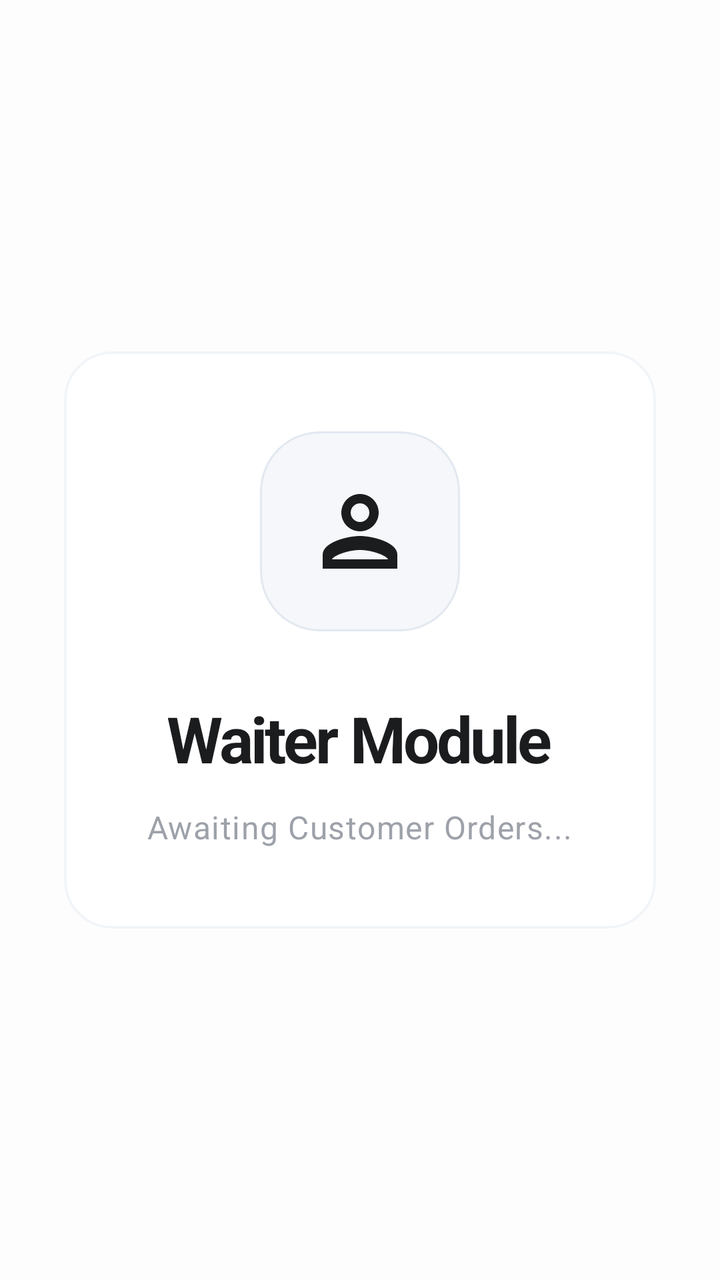
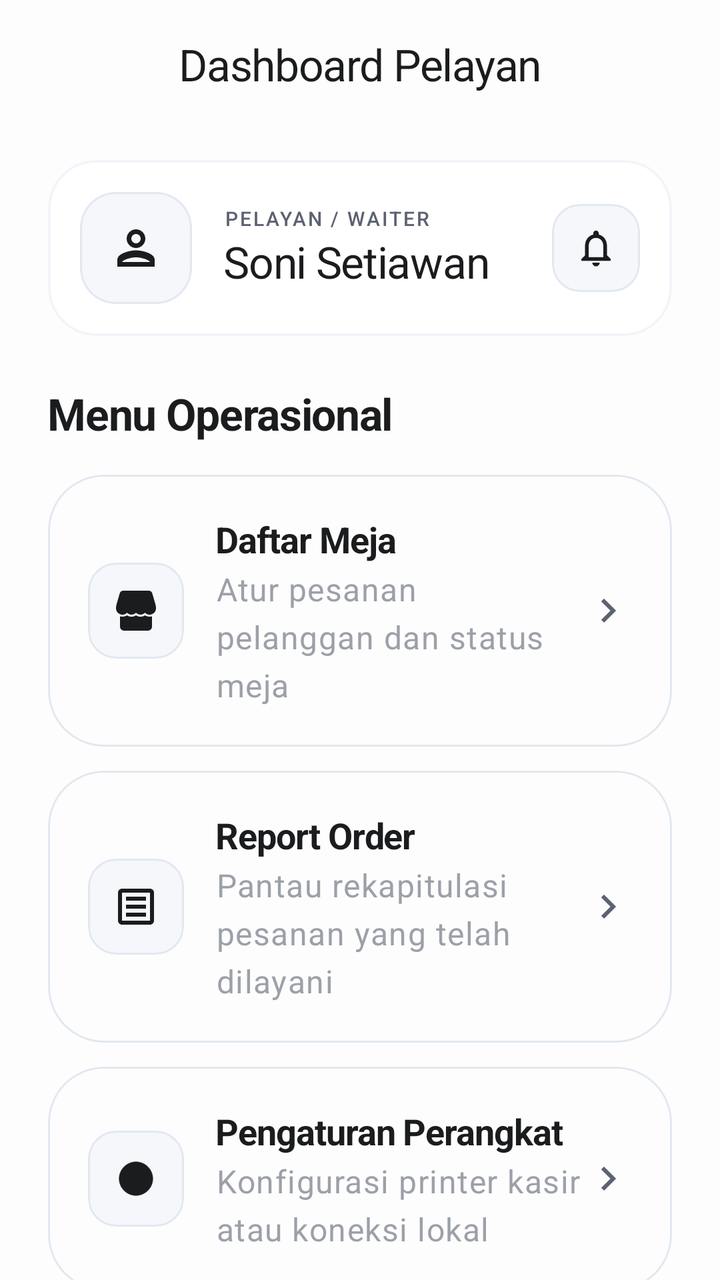

Two renders of the same Android screen: before a commit and after it. Below are the layout's source before the change and the commit's diff.
<!-- AndroidManifest.xml: application theme Theme.KasirAPP -->
<!-- res/layout/activity_dashboard_waiter.xml -->
<?xml version="1.0" encoding="utf-8"?>
<androidx.coordinatorlayout.widget.CoordinatorLayout
    xmlns:android="http://schemas.android.com/apk/res/android"
    xmlns:app="http://schemas.android.com/apk/res-auto"
    android:layout_width="match_parent"
    android:layout_height="match_parent"
    android:background="@color/background">

    <LinearLayout
        android:layout_width="match_parent"
        android:layout_height="wrap_content"
        android:layout_gravity="center"
        android:padding="32dp"
        android:orientation="vertical">

        <com.google.android.material.card.MaterialCardView
            style="@style/Widget.App.Card.Solid"
            android:layout_width="match_parent"
            android:layout_height="wrap_content">

            <LinearLayout
                android:layout_width="match_parent"
                android:layout_height="wrap_content"
                android:orientation="vertical"
                android:padding="40dp"
                android:gravity="center">

                <com.google.android.material.card.MaterialCardView
                    android:layout_width="100dp"
                    android:layout_height="100dp"
                    app:cardCornerRadius="30dp"
                    app:cardElevation="0dp"
                    app:cardBackgroundColor="@color/surface_variant">
                    <ImageView
                        android:layout_width="56dp"
                        android:layout_height="56dp"
                        android:layout_gravity="center"
                        android:src="@drawable/ic_person"
                        app:tint="@color/primary" />
                </com.google.android.material.card.MaterialCardView>

                <TextView
                    style="@style/TextAppearance.App.HeadlineLarge"
                    android:layout_width="wrap_content"
                    android:layout_height="wrap_content"
                    android:layout_marginTop="32dp"
                    android:text="Waiter Module"
                    android:textStyle="bold" />

                <TextView
                    style="@style/TextAppearance.App.BodyLarge"
                    android:layout_width="wrap_content"
                    android:layout_height="wrap_content"
                    android:layout_marginTop="12dp"
                    android:text="Awaiting Customer Orders..."
                    android:alpha="0.6" />

            </LinearLayout>
        </com.google.android.material.card.MaterialCardView>

    </LinearLayout>

</androidx.coordinatorlayout.widget.CoordinatorLayout>
<!-- resources referenced by this layout -->
<resources>
  <color name="background">#FDFDFD</color>
  <color name="primary">#1A1C1E</color>
  <color name="on_surface">#1A1C1E</color>
  <color name="secondary">#5C6270</color>
  <color name="surface">#FFFFFF</color>
  <color name="on_primary">#FFFFFF</color>
  <color name="outline">#E2E8F0</color>
  <color name="error">#DC2626</color>
  <color name="white">#FFFFFF</color>
  <!-- unchanged entries left out for length: 21 -->
</resources>

<!-- the commit's change to res/layout/activity_dashboard_waiter.xml (unified diff, before → after) -->
@@ -2,62 +2,299 @@
 <androidx.coordinatorlayout.widget.CoordinatorLayout
     xmlns:android="http://schemas.android.com/apk/res/android"
     xmlns:app="http://schemas.android.com/apk/res-auto"
+    android:id="@+id/main"
     android:layout_width="match_parent"
     android:layout_height="match_parent"
     android:background="@color/background">
 
-    <LinearLayout
+    
+    <com.google.android.material.appbar.AppBarLayout
         android:layout_width="match_parent"
         android:layout_height="wrap_content"
-        android:layout_gravity="center"
-        android:padding="32dp"
-        android:orientation="vertical">
-
-        <com.google.android.material.card.MaterialCardView
-            style="@style/Widget.App.Card.Solid"
+        android:background="@android:color/transparent"
+        android:fitsSystemWindows="true"
+        app:elevation="0dp">
+
+        <com.google.android.material.appbar.MaterialToolbar
+            android:id="@+id/toolbar"
             android:layout_width="match_parent"
-            android:layout_height="wrap_content">
-
-            <LinearLayout
-                android:layout_width="match_parent"
-                android:layout_height="wrap_content"
-                android:orientation="vertical"
-                android:padding="40dp"
-                android:gravity="center">
-
-                <com.google.android.material.card.MaterialCardView
-                    android:layout_width="100dp"
-                    android:layout_height="100dp"
-                    app:cardCornerRadius="30dp"
-                    app:cardElevation="0dp"
-                    app:cardBackgroundColor="@color/surface_variant">
-                    <ImageView
+            android:layout_height="?attr/actionBarSize"
+            app:title="Dashboard Pelayan"
+            app:titleCentered="true"
+            app:titleTextColor="@color/primary"
+            app:titleTextAppearance="@style/TextAppearance.App.TitleLarge"
+            android:background="@android:color/transparent"/>
+
+    </com.google.android.material.appbar.AppBarLayout>
+
+    <androidx.core.widget.NestedScrollView
+        android:layout_width="match_parent"
+        android:layout_height="match_parent"
+        android:clipToPadding="false"
+        android:paddingBottom="40dp"
+        app:layout_behavior="@string/appbar_scrolling_view_behavior">
+
+        <LinearLayout
+            android:layout_width="match_parent"
+            android:layout_height="wrap_content"
+            android:orientation="vertical"
+            android:paddingHorizontal="24dp"
+            android:paddingTop="16dp">
+
+            
+            <com.google.android.material.card.MaterialCardView
+                android:id="@+id/cardHeaderProfile"
+                style="@style/Widget.App.Card.Solid"
+                android:layout_width="match_parent"
+                android:layout_height="wrap_content"
+                android:layout_marginBottom="24dp">
+
+                <LinearLayout
+                    android:layout_width="match_parent"
+                    android:layout_height="wrap_content"
+                    android:orientation="horizontal"
+                    android:gravity="center_vertical"
+                    android:padding="16dp">
+
+                    <com.google.android.material.card.MaterialCardView
                         android:layout_width="56dp"
                         android:layout_height="56dp"
-                        android:layout_gravity="center"
-                        android:src="@drawable/ic_person"
-                        app:tint="@color/primary" />
-                </com.google.android.material.card.MaterialCardView>
-
-                <TextView
-                    style="@style/TextAppearance.App.HeadlineLarge"
-                    android:layout_width="wrap_content"
+                        app:cardCornerRadius="18dp"
+                        app:cardElevation="0dp"
+                        app:cardBackgroundColor="@color/surface_variant">
+                        <ImageView
+                            android:id="@+id/imgAvatar"
+                            android:layout_width="match_parent"
+                            android:layout_height="match_parent"
+                            android:src="@drawable/ic_person"
+                            android:padding="14dp"
+                            app:tint="@color/primary"/>
+                    </com.google.android.material.card.MaterialCardView>
+
+                    <LinearLayout
+                        android:layout_width="0dp"
+                        android:layout_height="wrap_content"
+                        android:layout_weight="1"
+                        android:layout_marginStart="16dp"
+                        android:orientation="vertical">
+                        <TextView
+                            android:id="@+id/tvRole"
+                            style="@style/TextAppearance.App.LabelLarge"
+                            android:layout_width="wrap_content"
+                            android:layout_height="wrap_content"
+                            android:text="PELAYAN / WAITER"
+                            android:textColor="@color/secondary"
+                            android:textAllCaps="true"
+                            android:textSize="10sp"
+                            android:letterSpacing="0.1" />
+                        <TextView
+                            android:id="@+id/tvWaiterName"
+                            style="@style/TextAppearance.App.TitleLarge"
+                            android:layout_width="wrap_content"
+                            android:layout_height="wrap_content"
+                            android:text="Soni Setiawan"
+                            android:textColor="@color/primary" />
+                    </LinearLayout>
+
+                    <com.google.android.material.card.MaterialCardView
+                        android:layout_width="44dp"
+                        android:layout_height="44dp"
+                        app:cardCornerRadius="14dp"
+                        app:cardElevation="0dp"
+                        app:cardBackgroundColor="@color/surface_variant">
+                        <ImageView
+                            android:layout_width="22dp"
+                            android:layout_height="22dp"
+                            android:layout_gravity="center"
+                            android:src="@drawable/ic_notification"
+                            app:tint="@color/primary"/>
+                    </com.google.android.material.card.MaterialCardView>
+
+                </LinearLayout>
+            </com.google.android.material.card.MaterialCardView>
+
+            
+            <TextView
+                style="@style/TextAppearance.App.TitleLarge"
+                android:layout_width="wrap_content"
+                android:layout_height="wrap_content"
+                android:text="Menu Operasional"
+                android:textColor="@color/primary"
+                android:textStyle="bold"
+                android:layout_marginBottom="16dp" />
+
+            
+            <com.google.android.material.card.MaterialCardView
+                android:id="@+id/cardDaftarMeja"
+                style="@style/Widget.App.Card"
+                android:layout_width="match_parent"
+                android:layout_height="wrap_content"
+                android:layout_marginBottom="12dp">
+                <LinearLayout
+                    android:layout_width="match_parent"
                     android:layout_height="wrap_content"
-                    android:layout_marginTop="32dp"
-                    android:text="Waiter Module"
-                    android:textStyle="bold" />
-
-                <TextView
-                    style="@style/TextAppearance.App.BodyLarge"
-                    android:layout_width="wrap_content"
+                    android:padding="20dp"
+                    android:gravity="center_vertical">
+                    <com.google.android.material.card.MaterialCardView
+                        android:layout_width="48dp"
+                        android:layout_height="48dp"
+                        app:cardCornerRadius="14dp"
+                        app:cardElevation="0dp"
+                        app:cardBackgroundColor="@color/surface_variant">
+                        <ImageView
+                            android:layout_width="24dp"
+                            android:layout_height="24dp"
+                            android:layout_gravity="center"
+                            android:src="@drawable/ic_store"
+                            app:tint="@color/primary"/>
+                    </com.google.android.material.card.MaterialCardView>
+                    <LinearLayout
+                        android:layout_width="0dp"
+                        android:layout_height="wrap_content"
+                        android:layout_weight="1"
+                        android:layout_marginStart="16dp"
+                        android:orientation="vertical">
+                        <TextView
+                            style="@style/TextAppearance.App.TitleLarge"
+                            android:layout_width="wrap_content"
+                            android:layout_height="wrap_content"
+                            android:text="Daftar Meja"
+                            android:textSize="18sp"
+                            android:textStyle="bold" />
+                        <TextView
+                            style="@style/TextAppearance.App.BodyLarge"
+                            android:layout_width="wrap_content"
+                            android:layout_height="wrap_content"
+                            android:text="Atur pesanan pelanggan dan status meja"
+                            android:alpha="0.6"
+                            android:layout_marginTop="2dp" />
+                    </LinearLayout>
+                    <ImageView
+                        android:layout_width="24dp"
+                        android:layout_height="24dp"
+                        android:src="@drawable/ic_chevron_right"
+                        app:tint="@color/secondary" />
+                </LinearLayout>
+            </com.google.android.material.card.MaterialCardView>
+
+            
+            <com.google.android.material.card.MaterialCardView
+                android:id="@+id/cardReportOrder"
+                style="@style/Widget.App.Card"
+                android:layout_width="match_parent"
+                android:layout_height="wrap_content"
+                android:layout_marginBottom="12dp">
+                <LinearLayout
+                    android:layout_width="match_parent"
                     android:layout_height="wrap_content"
-                    android:layout_marginTop="12dp"
-                    android:text="Awaiting Customer Orders..."
-                    android:alpha="0.6" />
-
-            </LinearLayout>
-        </com.google.android.material.card.MaterialCardView>
-
-    </LinearLayout>
+                    android:padding="20dp"
+                    android:gravity="center_vertical">
+                    <com.google.android.material.card.MaterialCardView
+                        android:layout_width="48dp"
+                        android:layout_height="48dp"
+                        app:cardCornerRadius="14dp"
+                        app:cardElevation="0dp"
+                        app:cardBackgroundColor="@color/surface_variant">
+                        <ImageView
+                            android:layout_width="24dp"
+                            android:layout_height="24dp"
+                            android:layout_gravity="center"
+                            android:src="@drawable/ic_transaction"
+                            app:tint="@color/primary"/>
+                    </com.google.android.material.card.MaterialCardView>
+                    <LinearLayout
+                        android:layout_width="0dp"
+                        android:layout_height="wrap_content"
+                        android:layout_weight="1"
+                        android:layout_marginStart="16dp"
+                        android:orientation="vertical">
+                        <TextView
+                            style="@style/TextAppearance.App.TitleLarge"
+                            android:layout_width="wrap_content"
+                            android:layout_height="wrap_content"
+                            android:text="Report Order"
+                            android:textSize="18sp"
+                            android:textStyle="bold" />
+                        <TextView
+                            style="@style/TextAppearance.App.BodyLarge"
+                            android:layout_width="wrap_content"
+                            android:layout_height="wrap_content"
+                            android:text="Pantau rekapitulasi pesanan yang telah dilayani"
+                            android:alpha="0.6"
+                            android:layout_marginTop="2dp" />
+                    </LinearLayout>
+                    <ImageView
+                        android:layout_width="24dp"
+                        android:layout_height="24dp"
+                        android:src="@drawable/ic_chevron_right"
+                        app:tint="@color/secondary" />
+                </LinearLayout>
+            </com.google.android.material.card.MaterialCardView>
+
+            
+            <com.google.android.material.card.MaterialCardView
+                android:id="@+id/cardPengaturanPerangkat"
+                style="@style/Widget.App.Card"
+                android:layout_width="match_parent"
+                android:layout_height="wrap_content"
+                android:layout_marginBottom="12dp">
+                <LinearLayout
+                    android:layout_width="match_parent"
+                    android:layout_height="wrap_content"
+                    android:padding="20dp"
+                    android:gravity="center_vertical">
+                    <com.google.android.material.card.MaterialCardView
+                        android:layout_width="48dp"
+                        android:layout_height="48dp"
+                        app:cardCornerRadius="14dp"
+                        app:cardElevation="0dp"
+                        app:cardBackgroundColor="@color/surface_variant">
+                        <ImageView
+                            android:layout_width="24dp"
+                            android:layout_height="24dp"
+                            android:layout_gravity="center"
+                            android:src="@drawable/ic_app_logo"
+                            app:tint="@color/primary"/>
+                    </com.google.android.material.card.MaterialCardView>
+                    <LinearLayout
+                        android:layout_width="0dp"
+                        android:layout_height="wrap_content"
+                        android:layout_weight="1"
+                        android:layout_marginStart="16dp"
+                        android:orientation="vertical">
+                        <TextView
+                            style="@style/TextAppearance.App.TitleLarge"
+                            android:layout_width="wrap_content"
+                            android:layout_height="wrap_content"
+                            android:text="Pengaturan Perangkat"
+                            android:textSize="18sp"
+                            android:textStyle="bold" />
+                        <TextView
+                            style="@style/TextAppearance.App.BodyLarge"
+                            android:layout_width="wrap_content"
+                            android:layout_height="wrap_content"
+                            android:text="Konfigurasi printer kasir atau koneksi lokal"
+                            android:alpha="0.6"
+                            android:layout_marginTop="2dp" />
+                    </LinearLayout>
+                    <ImageView
+                        android:layout_width="24dp"
+                        android:layout_height="24dp"
+                        android:src="@drawable/ic_chevron_right"
+                        app:tint="@color/secondary" />
+                </LinearLayout>
+            </com.google.android.material.card.MaterialCardView>
+
+            
+            <com.google.android.material.button.MaterialButton
+                android:id="@+id/btnLogout"
+                style="@style/Widget.App.Button.Danger"
+                android:layout_width="match_parent"
+                android:layout_height="64dp"
+                android:layout_marginTop="32dp"
+                android:text="@string/terminate_link" />
+
+        </LinearLayout>
+    </androidx.core.widget.NestedScrollView>
 
 </androidx.coordinatorlayout.widget.CoordinatorLayout>
<!-- resource entries referenced after the edit -->
@@ -4,6 +4,88 @@
   <color name="primary">#1A1C1E</color>
   <color name="on_surface">#1A1C1E</color>
   <color name="secondary">#5C6270</color>
+  <!-- drawable ic_app_logo (drawable) -->
+  <vector xmlns:android="http://schemas.android.com/apk/res/android"
+      android:width="120dp"
+      android:height="120dp"
+      android:viewportWidth="100"
+      android:viewportHeight="100">
+  
+      
+      <path
+          android:pathData="M50,15 A35,35 0 1,1 49.9,15 Z"
+          android:strokeWidth="1"
+          android:strokeColor="@color/primary_container"
+          android:fillColor="@color/primary_container"
+          android:alpha="0.3"/>
+  
+      <path
+          android:pathData="M50,25 A25,25 0 1,1 49.9,25 Z"
+          android:strokeWidth="2"
+          android:strokeColor="@color/primary"
+          android:fillColor="@android:color/transparent"
+          android:alpha="0.6"/>
+  
+      <path
+          android:pathData="M50,40 A10,10 0 1,1 49.9,40 Z"
+          android:fillColor="@color/primary"/>
+  
+      
+      <path
+          android:pathData="M30,50 L20,50"
+          android:strokeWidth="3"
+          android:strokeColor="@color/primary"
+          android:strokeLineCap="round"/>
+  
+      <path
+          android:pathData="M80,50 L70,50"
+          android:strokeWidth="3"
+          android:strokeColor="@color/primary"
+          android:strokeLineCap="round"/>
+  
+  </vector>
+  <!-- drawable ic_chevron_right (drawable) -->
+  <vector xmlns:android="http://schemas.android.com/apk/res/android"
+      android:width="24dp"
+      android:height="24dp"
+      android:viewportWidth="24"
+      android:viewportHeight="24">
+      <path
+          android:fillColor="@color/on_surface"
+          android:pathData="M10,6L8.59,7.41 13.17,12l-4.58,4.59L10,18l6,-6 -6,-6z"/>
+  </vector>
+  <!-- drawable ic_notification (drawable) -->
+  <vector xmlns:android="http://schemas.android.com/apk/res/android"
+      android:width="24dp"
+      android:height="24dp"
+      android:viewportWidth="24"
+      android:viewportHeight="24">
+      <path
+          android:fillColor="@color/on_surface"
+          android:pathData="M12,22c1.1,0 2,-0.9 2,-2h-4c0,1.1 0.9,2 2,2zM18,16v-5c0,-3.07 -1.63,-5.64 -4.5,-6.32L13.5,4c0,-0.83 -0.67,-1.5 -1.5,-1.5s-1.5,0.67 -1.5,1.5v0.68C7.64,5.36 6,7.92 6,11v5l-2,2v1h16v-1l-2,-2zM16,17L8,17v-6c0,-2.48 1.51,-4.5 4,-4.5s4,2.02 4,4.5v6z"/>
+  </vector>
+  <!-- drawable ic_store (drawable) -->
+  <vector xmlns:android="http://schemas.android.com/apk/res/android" android:height="30dp" android:viewportHeight="24" android:viewportWidth="24" android:width="30dp">
+        
+      <path android:fillColor="#231f20" android:pathData="M20,14.81V20a2,2 0,0 1,-2 2H6a2,2 0,0 1,-2 -2V14.81A4.25,4.25 0,0 0,5.25 15a4.3,4.3 0,0 0,2.25 -0.64,4.28 4.28,0 0,0 4.5,0 4.28,4.28 0,0 0,4.5 0,4.3 4.3,0 0,0 2.25,0.64A4.25,4.25 0,0 0,20 14.81ZM21.76,9 L20.17,3.45A2,2 0,0 0,18.25 2H5.75A2,2 0,0 0,3.83 3.45L2.24,9A6.48,6.48 0,0 0,2 10.75a3.25,3.25 0,0 0,5.5 2.34,3.24 3.24,0 0,0 4.5,0 3.24,3.24 0,0 0,4.5 0A3.25,3.25 0,0 0,22 10.75,6.48 6.48,0 0,0 21.76,9Z"/>
+      
+  </vector>
+  <!-- drawable ic_transaction (drawable) -->
+  <vector xmlns:android="http://schemas.android.com/apk/res/android"
+      android:width="24dp"
+      android:height="24dp"
+      android:viewportWidth="24"
+      android:viewportHeight="24">
+      <path
+          android:fillColor="@color/on_surface"
+          android:pathData="M7,15h10v2L7,17v-2zM7,11h10v2L7,13v-2zM7,7h10v2L7,9v-2zM19,3L5,3c-1.1,0 -2,0.9 -2,2v14c0,1.1 0.9,2 2,2h14c1.1,0 2,-0.9 2,-2L21,5c0,-1.1 -0.9,-2 -2,-2zM19,19L5,19L5,5h14v14z"/>
+  </vector>
+  <string name="terminate_link">Keluar dari Sesi</string>
+  <style name="Widget.App.Button.Danger" parent="Widget.App.Button">
+          <item name="backgroundTint">@color/error</item>
+          <item name="android:textColor">@color/white</item>
+          <item name="rippleColor">#33FFFFFF</item>
+      </style>
   <color name="surface">#FFFFFF</color>
   <color name="on_primary">#FFFFFF</color>
   <color name="outline">#E2E8F0</color>
